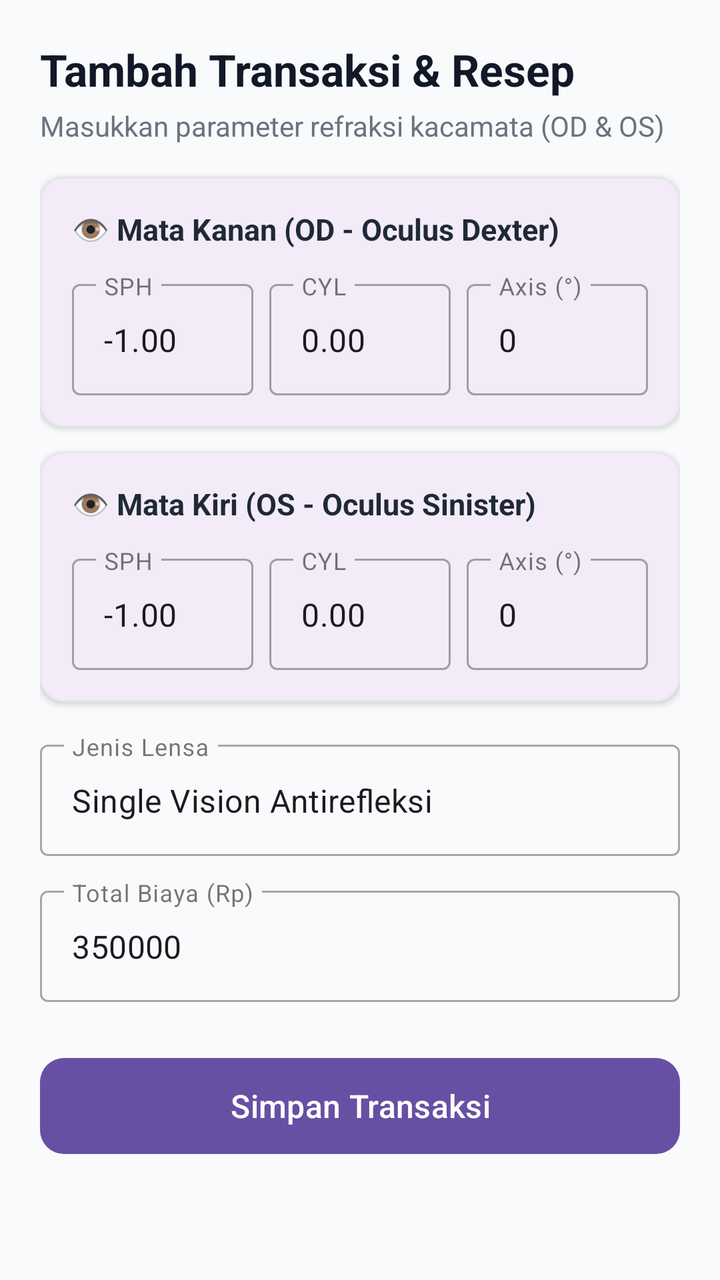
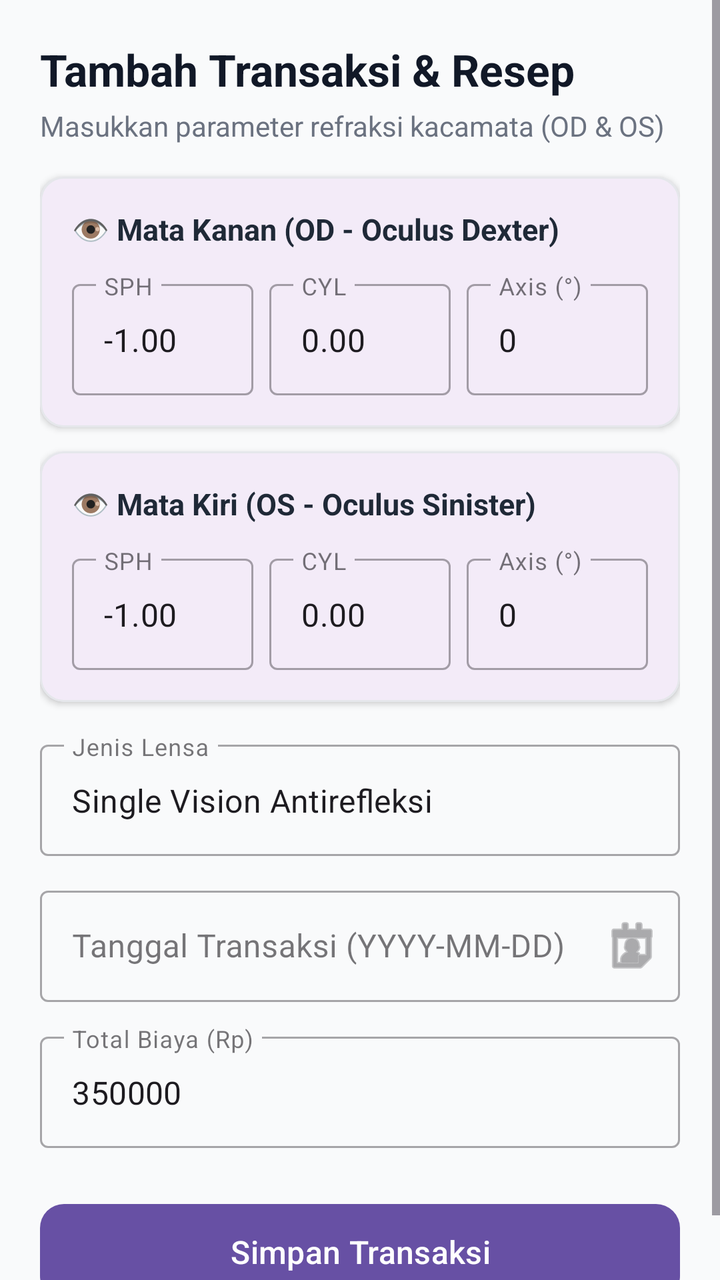

An Android layout rendered at two revisions. The XML below is the earlier revision; the diff shows what the commit changed to produce the second picture.
<!-- AndroidManifest.xml: application theme Theme.OptikCRM -->
<!-- res/layout/fragment_input_transaction.xml -->
<?xml version="1.0" encoding="utf-8"?>
<ScrollView xmlns:android="http://schemas.android.com/apk/res/android"
    xmlns:app="http://schemas.android.com/apk/res-auto"
    xmlns:tools="http://schemas.android.com/tools"
    android:layout_width="match_parent"
    android:layout_height="match_parent"
    android:fillViewport="true"
    android:background="#F9FAFB">

    <LinearLayout
        android:layout_width="match_parent"
        android:layout_height="wrap_content"
        android:orientation="vertical"
        android:padding="20dp">

        <TextView
            android:id="@+id/tvHeaderTitle"
            android:layout_width="wrap_content"
            android:layout_height="wrap_content"
            android:text="Tambah Transaksi &amp; Resep"
            android:textColor="#111827"
            android:textSize="22sp"
            android:textStyle="bold" />

        <TextView
            android:layout_width="wrap_content"
            android:layout_height="wrap_content"
            android:layout_marginTop="4dp"
            android:text="Masukkan parameter refraksi kacamata (OD &amp; OS)"
            android:textColor="#6B7280"
            android:textSize="14sp" />

        
        <com.google.android.material.card.MaterialCardView
            android:layout_width="match_parent"
            android:layout_height="wrap_content"
            android:layout_marginTop="16dp"
            app:cardCornerRadius="12dp"
            app:cardElevation="2dp"
            app:strokeColor="#E5E7EB"
            app:strokeWidth="1dp">

            <LinearLayout
                android:layout_width="match_parent"
                android:layout_height="wrap_content"
                android:orientation="vertical"
                android:padding="16dp">

                <TextView
                    android:layout_width="wrap_content"
                    android:layout_height="wrap_content"
                    android:text="👁️ Mata Kanan (OD - Oculus Dexter)"
                    android:textColor="#1F2937"
                    android:textSize="15sp"
                    android:textStyle="bold" />

                <LinearLayout
                    android:layout_width="match_parent"
                    android:layout_height="wrap_content"
                    android:layout_marginTop="12dp"
                    android:orientation="horizontal">

                    <com.google.android.material.textfield.TextInputLayout
                        android:layout_width="0dp"
                        android:layout_height="wrap_content"
                        android:layout_weight="1"
                        android:hint="SPH"
                        style="@style/Widget.MaterialComponents.TextInputLayout.OutlinedBox">
                        <com.google.android.material.textfield.TextInputEditText
                            android:id="@+id/etOdSph"
                            android:layout_width="match_parent"
                            android:layout_height="wrap_content"
                            android:inputType="numberDecimal|numberSigned"
                            android:text="-1.00" />
                    </com.google.android.material.textfield.TextInputLayout>

                    <com.google.android.material.textfield.TextInputLayout
                        android:layout_width="0dp"
                        android:layout_height="wrap_content"
                        android:layout_marginStart="8dp"
                        android:layout_weight="1"
                        android:hint="CYL"
                        style="@style/Widget.MaterialComponents.TextInputLayout.OutlinedBox">
                        <com.google.android.material.textfield.TextInputEditText
                            android:id="@+id/etOdCyl"
                            android:layout_width="match_parent"
                            android:layout_height="wrap_content"
                            android:inputType="numberDecimal|numberSigned"
                            android:text="0.00" />
                    </com.google.android.material.textfield.TextInputLayout>

                    <com.google.android.material.textfield.TextInputLayout
                        android:layout_width="0dp"
                        android:layout_height="wrap_content"
                        android:layout_marginStart="8dp"
                        android:layout_weight="1"
                        android:hint="Axis (°)"
                        style="@style/Widget.MaterialComponents.TextInputLayout.OutlinedBox">
                        <com.google.android.material.textfield.TextInputEditText
                            android:id="@+id/etOdAxis"
                            android:layout_width="match_parent"
                            android:layout_height="wrap_content"
                            android:inputType="number"
                            android:text="0" />
                    </com.google.android.material.textfield.TextInputLayout>

                </LinearLayout>
            </LinearLayout>
        </com.google.android.material.card.MaterialCardView>

        
        <com.google.android.material.card.MaterialCardView
            android:layout_width="match_parent"
            android:layout_height="wrap_content"
            android:layout_marginTop="12dp"
            app:cardCornerRadius="12dp"
            app:cardElevation="2dp"
            app:strokeColor="#E5E7EB"
            app:strokeWidth="1dp">

            <LinearLayout
                android:layout_width="match_parent"
                android:layout_height="wrap_content"
                android:orientation="vertical"
                android:padding="16dp">

                <TextView
                    android:layout_width="wrap_content"
                    android:layout_height="wrap_content"
                    android:text="👁️ Mata Kiri (OS - Oculus Sinister)"
                    android:textColor="#1F2937"
                    android:textSize="15sp"
                    android:textStyle="bold" />

                <LinearLayout
                    android:layout_width="match_parent"
                    android:layout_height="wrap_content"
                    android:layout_marginTop="12dp"
                    android:orientation="horizontal">

                    <com.google.android.material.textfield.TextInputLayout
                        android:layout_width="0dp"
                        android:layout_height="wrap_content"
                        android:layout_weight="1"
                        android:hint="SPH"
                        style="@style/Widget.MaterialComponents.TextInputLayout.OutlinedBox">
                        <com.google.android.material.textfield.TextInputEditText
                            android:id="@+id/etOsSph"
                            android:layout_width="match_parent"
                            android:layout_height="wrap_content"
                            android:inputType="numberDecimal|numberSigned"
                            android:text="-1.00" />
                    </com.google.android.material.textfield.TextInputLayout>

                    <com.google.android.material.textfield.TextInputLayout
                        android:layout_width="0dp"
                        android:layout_height="wrap_content"
                        android:layout_marginStart="8dp"
                        android:layout_weight="1"
                        android:hint="CYL"
                        style="@style/Widget.MaterialComponents.TextInputLayout.OutlinedBox">
                        <com.google.android.material.textfield.TextInputEditText
                            android:id="@+id/etOsCyl"
                            android:layout_width="match_parent"
                            android:layout_height="wrap_content"
                            android:inputType="numberDecimal|numberSigned"
                            android:text="0.00" />
                    </com.google.android.material.textfield.TextInputLayout>

                    <com.google.android.material.textfield.TextInputLayout
                        android:layout_width="0dp"
                        android:layout_height="wrap_content"
                        android:layout_marginStart="8dp"
                        android:layout_weight="1"
                        android:hint="Axis (°)"
                        style="@style/Widget.MaterialComponents.TextInputLayout.OutlinedBox">
                        <com.google.android.material.textfield.TextInputEditText
                            android:id="@+id/etOsAxis"
                            android:layout_width="match_parent"
                            android:layout_height="wrap_content"
                            android:inputType="number"
                            android:text="0" />
                    </com.google.android.material.textfield.TextInputLayout>

                </LinearLayout>
            </LinearLayout>
        </com.google.android.material.card.MaterialCardView>

        
        <com.google.android.material.textfield.TextInputLayout
            android:layout_width="match_parent"
            android:layout_height="wrap_content"
            android:layout_marginTop="16dp"
            android:hint="Jenis Lensa"
            style="@style/Widget.MaterialComponents.TextInputLayout.OutlinedBox">
            <com.google.android.material.textfield.TextInputEditText
                android:id="@+id/etLensType"
                android:layout_width="match_parent"
                android:layout_height="wrap_content"
                android:text="Single Vision Antirefleksi" />
        </com.google.android.material.textfield.TextInputLayout>

        <com.google.android.material.textfield.TextInputLayout
            android:layout_width="match_parent"
            android:layout_height="wrap_content"
            android:layout_marginTop="12dp"
            android:hint="Total Biaya (Rp)"
            style="@style/Widget.MaterialComponents.TextInputLayout.OutlinedBox">
            <com.google.android.material.textfield.TextInputEditText
                android:id="@+id/etAmount"
                android:layout_width="match_parent"
                android:layout_height="wrap_content"
                android:inputType="number"
                android:text="350000" />
        </com.google.android.material.textfield.TextInputLayout>

        <ProgressBar
            android:id="@+id/progressBar"
            android:layout_width="wrap_content"
            android:layout_height="wrap_content"
            android:layout_gravity="center"
            android:layout_marginTop="16dp"
            android:visibility="gone" />

        <com.google.android.material.button.MaterialButton
            android:id="@+id/btnSaveTransaction"
            android:layout_width="match_parent"
            android:layout_height="56dp"
            android:layout_marginTop="24dp"
            android:text="Simpan Transaksi"
            android:textSize="16sp"
            app:cornerRadius="12dp" />

    </LinearLayout>
</ScrollView>
<!-- resources referenced by this layout -->
<resources>
  <style name="Theme.OptikCRM" parent="Base.Theme.OptikCRM" />
  <style name="Base.Theme.OptikCRM" parent="Theme.Material3.DayNight.NoActionBar">
          
          
      </style>
</resources>

<!-- the commit's change to res/layout/fragment_input_transaction.xml (unified diff, before → after) -->
@@ -200,6 +200,24 @@
                 android:text="Single Vision Antirefleksi" />
         </com.google.android.material.textfield.TextInputLayout>
 
+        
+        <com.google.android.material.textfield.TextInputLayout
+            android:id="@+id/tilTransactionDate"
+            android:layout_width="match_parent"
+            android:layout_height="wrap_content"
+            android:layout_marginTop="12dp"
+            android:hint="Tanggal Transaksi (YYYY-MM-DD)"
+            app:endIconMode="custom"
+            app:endIconDrawable="@android:drawable/ic_menu_my_calendar"
+            style="@style/Widget.MaterialComponents.TextInputLayout.OutlinedBox">
+            <com.google.android.material.textfield.TextInputEditText
+                android:id="@+id/etTransactionDate"
+                android:layout_width="match_parent"
+                android:layout_height="wrap_content"
+                android:focusable="false"
+                android:clickable="true" />
+        </com.google.android.material.textfield.TextInputLayout>
+
         <com.google.android.material.textfield.TextInputLayout
             android:layout_width="match_parent"
             android:layout_height="wrap_content"
